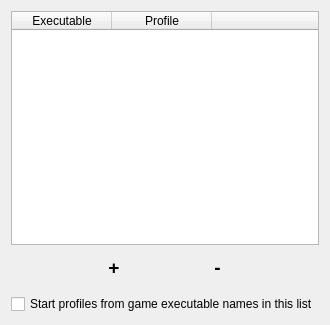
The window that gui/process_widget.ui (opentrack/opentrack) describes before a commit, drawn with Qt 5.
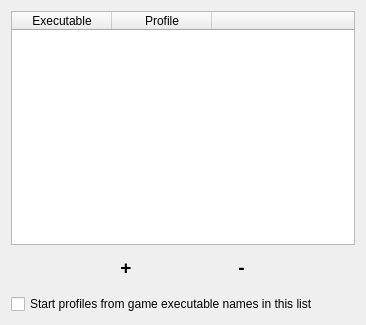
The same window after the commit. Custom widgets are drawn as their Qt base class.

Commit message: gui/process-detector: fix it having a generic "dialog" name

```diff
--- a/gui/process_widget.ui
+++ b/gui/process_widget.ui
@@ -6,7 +6,7 @@
    <rect>
     <x>0</x>
     <y>0</y>
-    <width>302</width>
+    <width>366</width>
     <height>325</height>
    </rect>
   </property>
```
Left out of the diff: 4 changed lines with no effect on the pictures. The commit also changes 4 other files.
